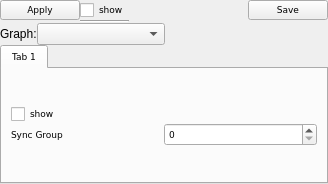
Qt form trace_server/settingsgantt.ui (mojmir-svoboda/DbgToolkit) before a commit.
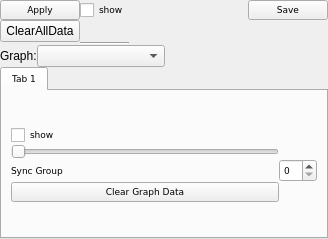
The same form after that commit.

Commit message: + gantt implementation (intercommit)

```diff
--- a/trace_server/settingsgantt.ui
+++ b/trace_server/settingsgantt.ui
@@ -7,7 +7,7 @@
     <x>0</x>
     <y>0</y>
     <width>328</width>
-    <height>184</height>
+    <height>239</height>
    </rect>
   </property>
   <property name="windowTitle">
@@ -78,13 +78,20 @@
         </property>
        </spacer>
       </item>
-      <item row="1" column="1">
+      <item row="2" column="1">
        <widget class="Line" name="line">
         <property name="orientation">
          <enum>Qt::Horizontal</enum>
         </property>
        </widget>
       </item>
+      <item row="1" column="0">
+       <widget class="QPushButton" name="clearAllButton">
+        <property name="text">
+         <string>ClearAllData</string>
+        </property>
+       </widget>
+      </item>
      </layout>
     </item>
     <item row="4" column="1">
@@ -108,7 +115,7 @@
           <property name="spacing">
            <number>0</number>
           </property>
-          <item row="1" column="1">
+          <item row="5" column="1">
            <widget class="QSpinBox" name="syncGroupCheckBox">
             <property name="font">
              <font>
@@ -118,7 +125,7 @@
             </property>
            </widget>
           </item>
-          <item row="1" column="0">
+          <item row="5" column="0">
            <widget class="QLabel" name="label_2">
             <property name="font">
              <font>
@@ -131,6 +138,20 @@
             </property>
            </widget>
           </item>
+          <item row="1" column="0">
+           <widget class="QSlider" name="scaleSlider">
+            <property name="orientation">
+             <enum>Qt::Horizontal</enum>
+            </property>
+           </widget>
+          </item>
+          <item row="6" column="0">
+           <widget class="QPushButton" name="clearGanttViewDataButton">
+            <property name="text">
+             <string>Clear Graph Data</string>
+            </property>
+           </widget>
+          </item>
           <item row="0" column="0">
            <widget class="QCheckBox" name="graphShowCheckBox">
             <property name="text">
```
Left out of the diff: 18 changed lines with no effect on the pictures. The commit also changes 14 other files.
